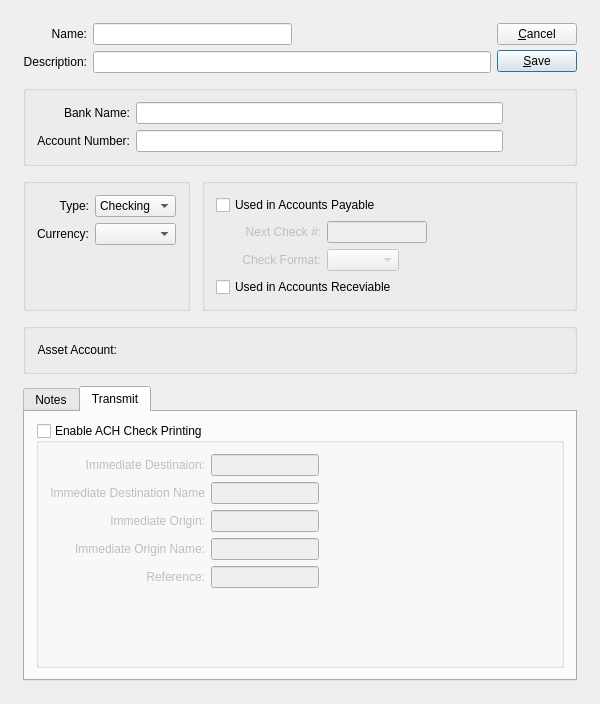
The window that xtuple/trunk/guiclient/bankAccount.ui (WooodHead/xtuple) describes before a commit, drawn with Qt 5.
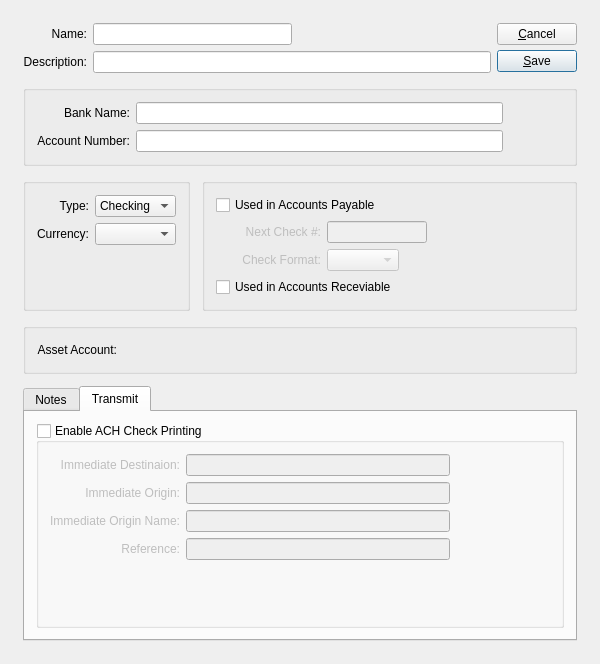
The same window after the commit. The open tabs and pages were chosen to show the change. Custom widgets are drawn as their Qt base class.

Commit message: issue #6909:  Tweaks to UI for ACH check printing.

The edit to the form file:
```diff
--- a/xtuple/trunk/guiclient/bankAccount.ui
+++ b/xtuple/trunk/guiclient/bankAccount.ui
@@ -6,7 +6,7 @@
     <x>0</x>
     <y>0</y>
     <width>600</width>
-    <height>704</height>
+    <height>664</height>
    </rect>
   </property>
   <property name="windowTitle" >
@@ -492,19 +492,6 @@
                    <widget class="XLineEdit" name="_immediateDest" />
                   </item>
                   <item row="1" column="0" >
-                   <widget class="QLabel" name="_immediateDestNameLit" >
-                    <property name="text" >
-                     <string>Immediate Destination Name</string>
-                    </property>
-                    <property name="alignment" >
-                     <set>Qt::AlignRight|Qt::AlignTrailing|Qt::AlignVCenter</set>
-                    </property>
-                   </widget>
-                  </item>
-                  <item row="1" column="1" >
-                   <widget class="XLineEdit" name="_immediateDestName" />
-                  </item>
-                  <item row="2" column="0" >
                    <widget class="QLabel" name="_immediateOrigLit" >
                     <property name="text" >
                      <string>Immediate Origin:</string>
@@ -514,10 +501,10 @@
                     </property>
                    </widget>
                   </item>
-                  <item row="2" column="1" >
+                  <item row="1" column="1" >
                    <widget class="XLineEdit" name="_immediateOrig" />
                   </item>
-                  <item row="3" column="0" >
+                  <item row="2" column="0" >
                    <widget class="QLabel" name="_immediateOriginNameLit" >
                     <property name="text" >
                      <string>Immediate Origin Name:</string>
@@ -527,10 +514,10 @@
                     </property>
                    </widget>
                   </item>
-                  <item row="3" column="1" >
+                  <item row="2" column="1" >
                    <widget class="XLineEdit" name="_immediateOriginName" />
                   </item>
-                  <item row="4" column="0" >
+                  <item row="3" column="0" >
                    <widget class="QLabel" name="_referenceLit" >
                     <property name="text" >
                      <string>Reference:</string>
@@ -540,7 +527,7 @@
                     </property>
                    </widget>
                   </item>
-                  <item row="4" column="1" >
+                  <item row="3" column="1" >
                    <widget class="XLineEdit" name="_reference" />
                   </item>
                  </layout>
@@ -550,9 +537,12 @@
                   <property name="orientation" >
                    <enum>Qt::Horizontal</enum>
                   </property>
+                  <property name="sizeType" >
+                   <enum>QSizePolicy::Preferred</enum>
+                  </property>
                   <property name="sizeHint" >
                    <size>
-                    <width>137</width>
+                    <width>100</width>
                     <height>20</height>
                    </size>
                   </property>
```
The commit also changes 4 other files.
